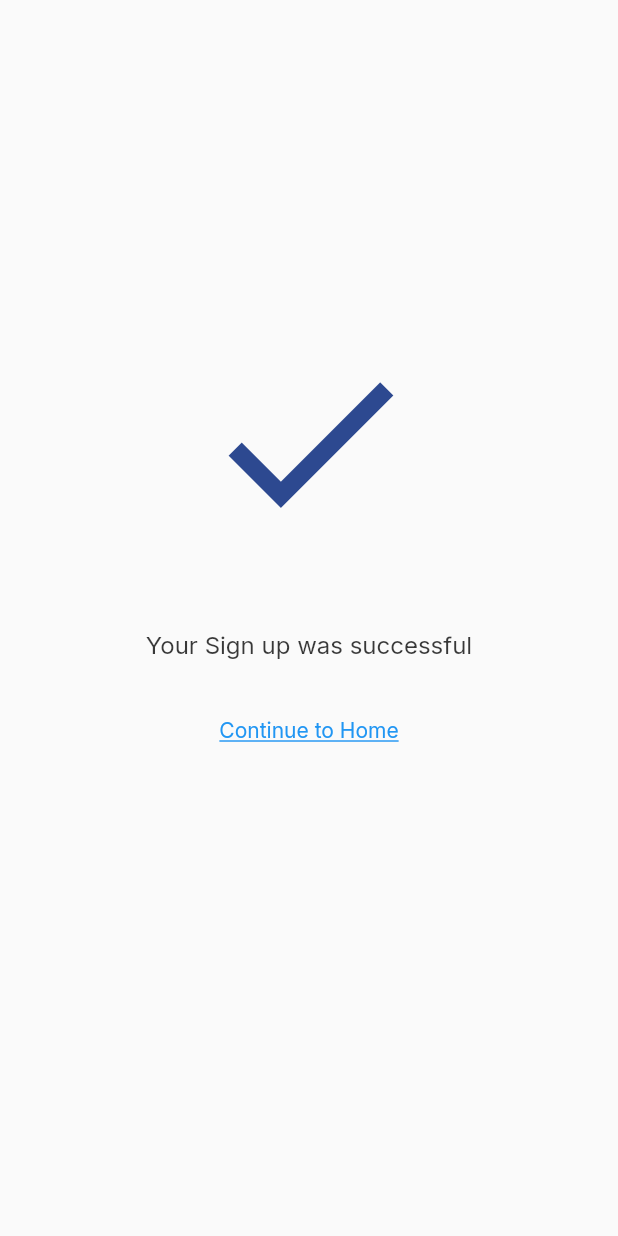
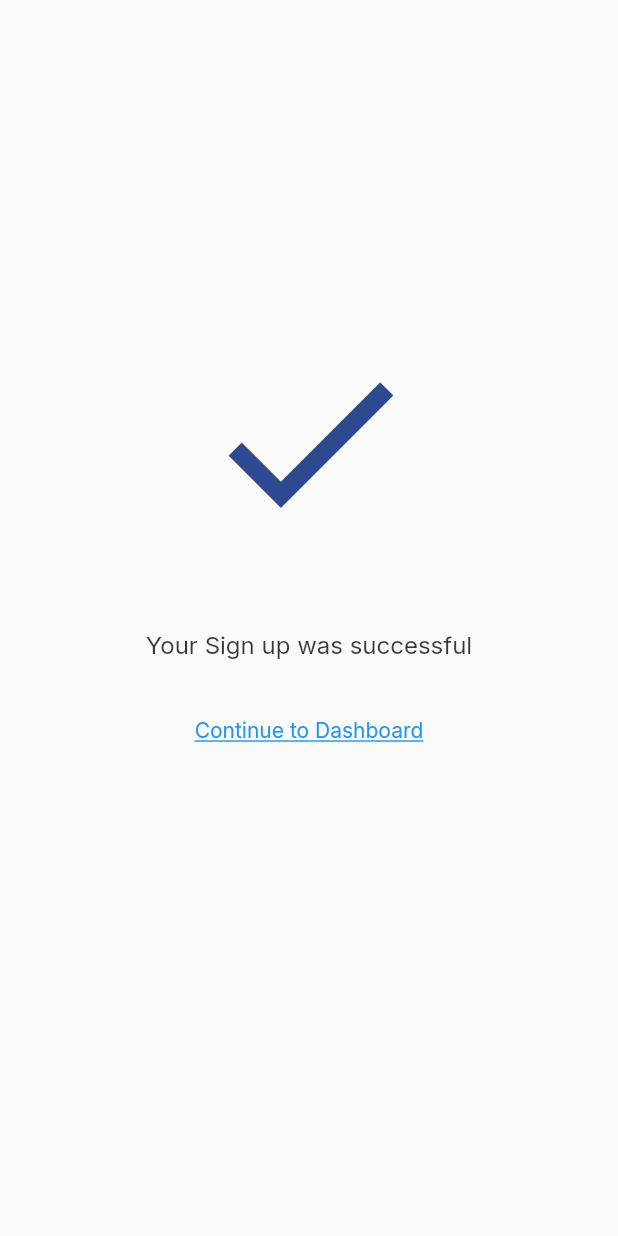
Before and after one commit to SalmanAd01/MAD, a Flutter app: the Success screen opened directly, on a phone screen of 412 x 824 dp. Run offline on Flutter 3.47's test engine with Material 2 defaults, Android fonts, the phone set to English and light mode, and no system bars; our stand-ins replace google_fonts.

Commit message:
created dashboard

```diff
--- a/flutter_application_1/lib/Screen/Success.dart
+++ b/flutter_application_1/lib/Screen/Success.dart
@@ -1,4 +1,5 @@
 import 'package:flutter/material.dart';
+import 'package:flutter_application_1/Screen/Dashboard.dart';
 import 'package:flutter_application_1/Screen/Home.dart';
 import 'package:flutter_application_1/Screen/Login.dart';
 import 'package:flutter_application_1/Screen/Signup.dart';
@@ -34,7 +35,7 @@ class Success extends StatelessWidget {
         ),
         GestureDetector(
           child: Text(
-            "Continue to Home",
+            "Continue to Dashboard",
             style: GoogleFonts.inter(
                 fontSize: 14,
                 color: Colors.blue,
@@ -42,8 +43,8 @@ class Success extends StatelessWidget {
             textAlign: TextAlign.center,
           ),
           onTap: () {
-            Navigator.of(context)
-                .push(MaterialPageRoute(builder: (context) => const Home()));
+            Navigator.of(context).push(
+                MaterialPageRoute(builder: (context) => const Dashboard()));
           },
         ),
       ],
```
Also changed, not shown: flutter_application_1/lib/Screen/Dashboard.dart (added, +28 -0 lines).
